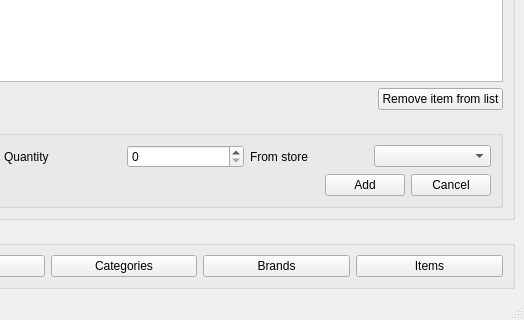
Before: the Qt Designer form slg_desktop/gui/mainwindow.ui in drulum/slg_desktop, drawn with Qt 5; both pictures show x 276 to 800 and y 280 to 600 of the 800 by 600 pixel window.
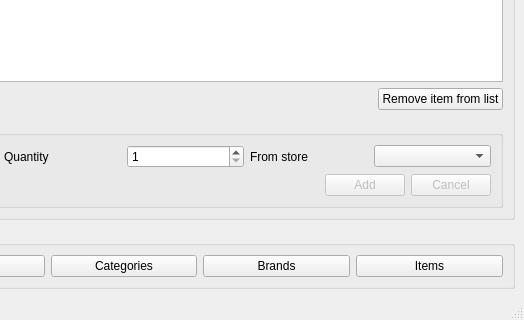
After: the same form once the commit is applied.

Diff of the .ui file:
```diff
--- a/slg_desktop/gui/mainwindow.ui
+++ b/slg_desktop/gui/mainwindow.ui
@@ -108,7 +108,11 @@
              </widget>
             </item>
             <item>
-             <widget class="QSpinBox" name="quantityBox"/>
+             <widget class="QSpinBox" name="quantityBox">
+              <property name="minimum">
+               <number>1</number>
+              </property>
+             </widget>
             </item>
             <item>
              <widget class="QLabel" name="label_3">
@@ -139,6 +143,9 @@
             </item>
             <item>
              <widget class="QPushButton" name="addButton">
+              <property name="enabled">
+               <bool>false</bool>
+              </property>
               <property name="text">
                <string>Add</string>
               </property>
@@ -146,6 +153,9 @@
             </item>
             <item>
              <widget class="QPushButton" name="cancelButton">
+              <property name="enabled">
+               <bool>false</bool>
+              </property>
               <property name="text">
                <string>Cancel</string>
               </property>
```
